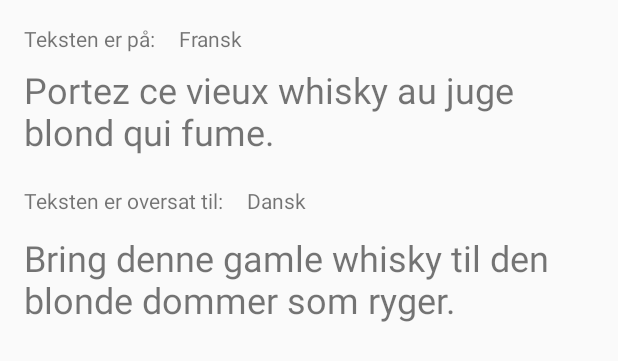
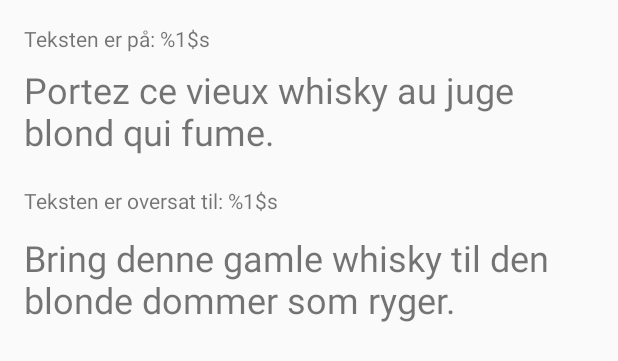
Before and after one commit to jesp209i/Ordsome.ordsomegram-ktx, an Android app: the layout fragment_answered_request.xml on its own in the app's theme, with its tools: preview values and no code run, on a phone screen of 412 x 824 dp. Shown: the top 361 px of the screen. Run offline under Robolectric (Android 15) with nearby library versions, the phone set to English and light mode, and no system bars.

Commit message:
better string handling via resources

```diff
--- a/app/src/main/res/layout/fragment_answered_request.xml
+++ b/app/src/main/res/layout/fragment_answered_request.xml
@@ -18,24 +18,6 @@
             app:layout_constraintStart_toStartOf="parent" app:layout_constraintHorizontal_bias="0.5"
             app:layout_constraintEnd_toEndOf="parent" android:layout_marginLeft="16dp"
             android:layout_marginRight="16dp" app:layout_constraintTop_toBottomOf="@+id/answered_original_textview"/>
-    <TextView
-            android:text="@string/placeholder_source_language"
-            android:id="@+id/answered_source_language_textview"
-
-            android:layout_width="wrap_content"
-            android:layout_height="wrap_content"
-            android:layout_marginLeft="16dp"
-            android:layout_marginStart="16dp"
-            app:layout_constraintStart_toEndOf="@+id/answered_original_textview" android:layout_marginTop="16dp"
-            app:layout_constraintTop_toTopOf="parent"/>
-    <TextView
-            android:text="@string/placeholder_target_language"
-            android:id="@+id/answered_target_language_textview"
-            android:layout_width="wrap_content"
-            android:layout_height="wrap_content"
-            android:layout_marginLeft="16dp" android:layout_marginStart="16dp"
-            app:layout_constraintStart_toEndOf="@+id/answered_translated_textview" android:layout_marginTop="20dp"
-            app:layout_constraintTop_toBottomOf="@+id/answered_original_text"/>
     <TextView
             android:text="@string/placeholder_translated_text"
             android:id="@+id/answered_translated_text"
--- a/app/src/main/res/values/strings.xml
+++ b/app/src/main/res/values/strings.xml
@@ -17,9 +17,9 @@
     <string name="answer_fragment_button_text">send forslag</string>
 
     <!-- Layout: fragment_answered_request.xml -->
-    <string name="answered_original_textview">Teksten er på:</string>
+    <string name="answered_original_textview">Teksten er på: %1$s</string>
 
-    <string name="answered_translated_textview">Teksten er oversat til:</string>
+    <string name="answered_translated_textview">Teksten er oversat til: %1$s</string>
 
     <!-- Layout: fragment_requestitem.xml
     Also uses "answered_target_language_text" and "answered_source_language_text" as placeholders
```
Also changed, not shown: app/src/main/java/dk/enmango/ordsomegram/AnsweredRequest.kt (+20 -13 lines).
